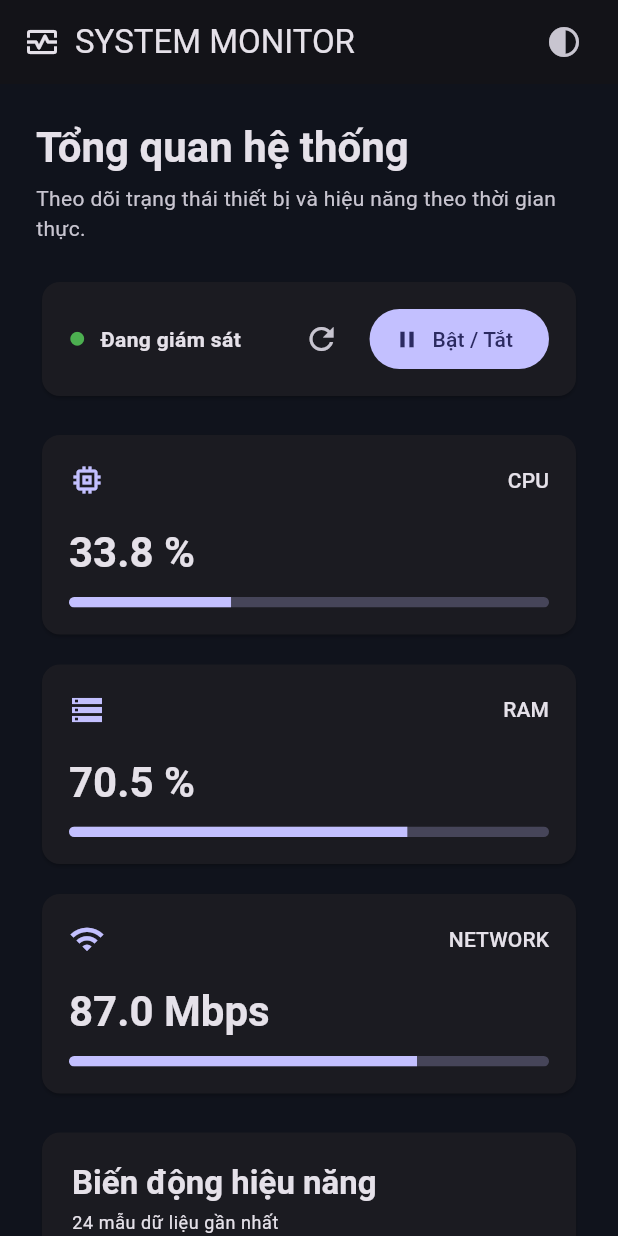
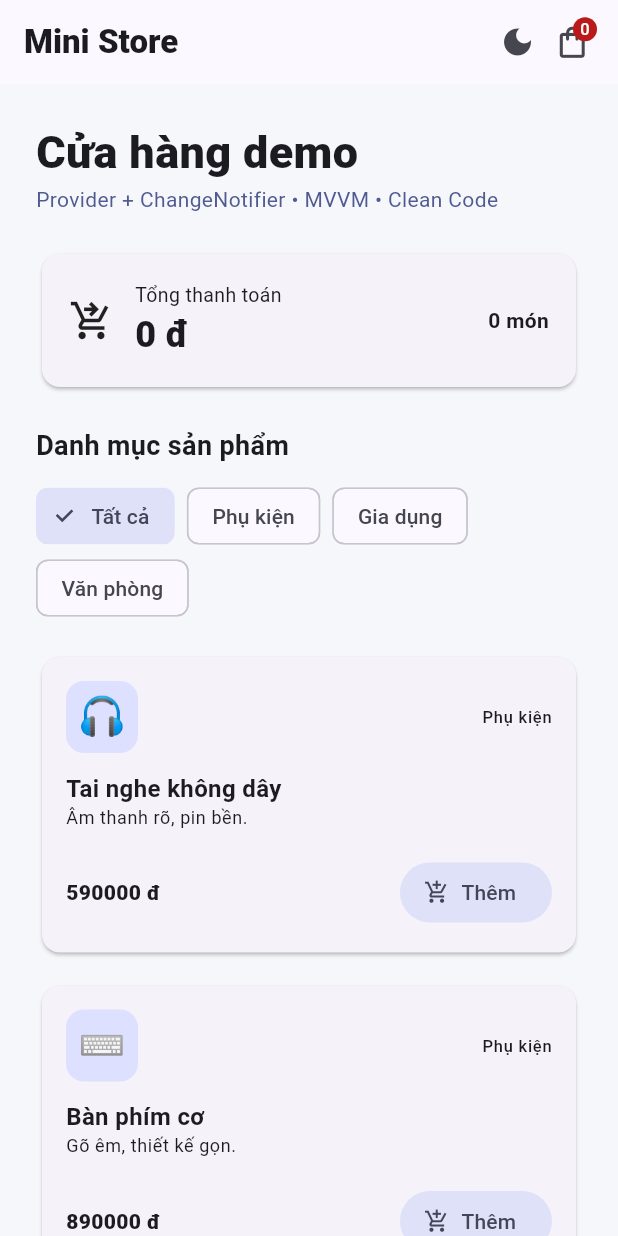
Before and after one commit to hoangnd675/Topic-12-Week-14, a Flutter app: the screen it shows after launch, on a phone screen of 412 x 824 dp. Run offline on Flutter 3.47's test engine with Material 3 defaults, Android fonts, the phone set to English and light mode, and no system bars.

Commit message:
Rebuild Topic 12 as a minimal Provider e-commerce demo

```diff
--- /dev/null
+++ b/lib/data/repositories/product_repository.dart
@@ -0,0 +1,14 @@
+import '../../domain/models/product.dart';
+
+class ProductRepository {
+  const ProductRepository();
+
+  List<Product> getProducts() => const [
+    Product(id: 'p1', name: 'Tai nghe không dây', category: 'Phụ kiện', price: 590000, emoji: '🎧', description: 'Âm thanh rõ, pin bền.'),
+    Product(id: 'p2', name: 'Bàn phím cơ', category: 'Phụ kiện', price: 890000, emoji: '⌨️', description: 'Gõ êm, thiết kế gọn.'),
+    Product(id: 'p3', name: 'Chuột công thái học', category: 'Phụ kiện', price: 420000, emoji: '🖱️', description: 'Thoải mái khi làm việc.'),
+    Product(id: 'p4', name: 'Đèn bàn LED', category: 'Gia dụng', price: 350000, emoji: '💡', description: 'Ánh sáng dịu, tiết kiệm điện.'),
+    Product(id: 'p5', name: 'Bình giữ nhiệt', category: 'Gia dụng', price: 210000, emoji: '🥤', description: 'Giữ nóng và lạnh tiện lợi.'),
+    Product(id: 'p6', name: 'Sổ ghi chú', category: 'Văn phòng', price: 65000, emoji: '📒', description: 'Nhỏ gọn cho ý tưởng mỗi ngày.'),
+  ];
+}
--- /dev/null
+++ b/lib/domain/models/product.dart
@@ -0,0 +1,9 @@
+class Product {
+  const Product({required this.id, required this.name, required this.category, required this.price, required this.emoji, required this.description});
+  final String id;
+  final String name;
+  final String category;
+  final double price;
+  final String emoji;
+  final String description;
+}
--- a/lib/main.dart
+++ b/lib/main.dart
@@ -1,49 +1,31 @@
 import 'package:flutter/material.dart';
 import 'package:provider/provider.dart';
-
-import 'core/theme/app_theme.dart';
-import 'data/services/metrics_simulator_service.dart';
-import 'presentation/viewmodels/dashboard_view_model.dart';
+import 'presentation/viewmodels/cart_view_model.dart';
 import 'presentation/viewmodels/theme_view_model.dart';
-import 'presentation/views/dashboard_page.dart';
+import 'presentation/views/store_page.dart';
 
 void main() {
-  WidgetsFlutterBinding.ensureInitialized();
+  runApp(MultiProvider(
+    providers: [
+      ChangeNotifierProvider(create: (_) => CartViewModel()),
+      ChangeNotifierProvider(create: (_) => ThemeViewModel()),
+    ],
+    child: const Topic12App(),
+  ));
+}
 
-  runApp(
-    MultiProvider(
-      providers: [
-        ChangeNotifierProvider(
-          create: (_) => ThemeViewModel(),
-        ),
-        ChangeNotifierProvider(
-          create: (_) => DashboardViewModel(
-            simulator: MetricsSimulatorService(),
-          )..startMonitoring(),
-        ),
-      ],
-      child: const ProviderDemoApp(),
+class Topic12App extends StatelessWidget {
+  const Topic12App({super.key});
+
+  @override
+  Widget build(BuildContext context) => Consumer<ThemeViewModel>(
+    builder: (context, theme, _) => MaterialApp(
+      debugShowCheckedModeBanner: false,
+      title: 'Topic 12 - Provider',
+      theme: ThemeData(useMaterial3: true, colorScheme: ColorScheme.fromSeed(seedColor: const Color(0xFF5267D8)), scaffoldBackgroundColor: const Color(0xFFF6F7FB)),
+      darkTheme: ThemeData(useMaterial3: true, brightness: Brightness.dark, colorScheme: ColorScheme.fromSeed(seedColor: const Color(0xFF9AA8FF), brightness: Brightness.dark)),
+      themeMode: theme.isDark ? ThemeMode.dark : ThemeMode.light,
+      home: const StorePage(),
     ),
   );
 }
-
-class ProviderDemoApp extends StatelessWidget {
-  const ProviderDemoApp({super.key});
-
-  @override
-  Widget build(BuildContext context) {
-    return Selector<ThemeViewModel, ThemeMode>(
-      selector: (_, viewModel) => viewModel.themeMode,
-      builder: (context, themeMode, _) {
-        return MaterialApp(
-          debugShowCheckedModeBanner: false,
-          title: 'Provider Monitor',
-          theme: AppTheme.light,
-          darkTheme: AppTheme.dark,
-          themeMode: themeMode,
-          home: const DashboardPage(),
-        );
-      },
-    );
-  }
-}
--- /dev/null
+++ b/lib/presentation/viewmodels/cart_view_model.dart
@@ -0,0 +1,40 @@
+import 'package:flutter/foundation.dart';
+import '../../data/repositories/product_repository.dart';
+import '../../domain/models/product.dart';
+
+class CartViewModel extends ChangeNotifier {
+  CartViewModel({ProductRepository repository = const ProductRepository()}) : _products = repository.getProducts();
+  final List<Product> _products;
+  final Map<String, int> _quantities = {};
+  String _category = 'Tất cả';
+  List<Product> get products => List.unmodifiable(_products);
+  String get category => _category;
+  List<String> get categories => ['Tất cả', ...{..._products.map((p) => p.category)}];
+  List<Product> get visibleProducts => _category == 'Tất cả' ? products : _products.where((p) => p.category == _category).toList();
+  int get itemCount => _quantities.values.fold(0, (sum, value) => sum + value);
+  double get total => _products.fold(0, (sum, p) => sum + p.price * (_quantities[p.id] ?? 0));
+  int quantityFor(Product product) => _quantities[product.id] ?? 0;
+
+  void selectCategory(String value) {
+    if (_category == value) return;
+    _category = value;
+    notifyListeners();
+  }
+  void add(Product product) {
+    _quantities.update(product.id, (value) => value + 1, ifAbsent: () => 1);
+    notifyListeners();
+  }
+  void remove(Product product) {
+    final current = quantityFor(product);
+    if (current <= 1) {
+      _quantities.remove(product.id);
+    } else {
+      _quantities[product.id] = current - 1;
+    }
+    notifyListeners();
+  }
+  void clearCart() {
+    _quantities.clear();
+    notifyListeners();
+  }
+}
--- a/lib/presentation/viewmodels/theme_view_model.dart
+++ b/lib/presentation/viewmodels/theme_view_model.dart
@@ -1,13 +1,10 @@
-import 'package:flutter/material.dart';
+import 'package:flutter/foundation.dart';
 
 class ThemeViewModel extends ChangeNotifier {
-  ThemeMode _themeMode = ThemeMode.dark;
-
-  ThemeMode get themeMode => _themeMode;
-  bool get isDark => _themeMode == ThemeMode.dark;
-
+  bool _isDark = false;
+  bool get isDark => _isDark;
   void toggleTheme() {
-    _themeMode = isDark ? ThemeMode.light : ThemeMode.dark;
+    _isDark = !_isDark;
     notifyListeners();
   }
 }
--- /dev/null
+++ b/lib/presentation/views/store_page.dart
@@ -0,0 +1,138 @@
+import 'package:flutter/material.dart';
+import 'package:provider/provider.dart';
+import '../../domain/models/product.dart';
+import '../viewmodels/cart_view_model.dart';
+import '../viewmodels/theme_view_model.dart';
+import '../widgets/product_card.dart';
+
+class StorePage extends StatelessWidget {
+  const StorePage({super.key});
+  String money(double value) => value.toStringAsFixed(0) + ' đ';
+
+  @override
+  Widget build(BuildContext context) {
+    final cart = context.watch<CartViewModel>();
+    return Scaffold(
+      appBar: AppBar(
+        title: const Text('Mini Store', style: TextStyle(fontWeight: FontWeight.w800)),
+        actions: [
+          IconButton(
+            tooltip: 'Đổi giao diện',
+            onPressed: context.read<ThemeViewModel>().toggleTheme,
+            icon: Icon(context.watch<ThemeViewModel>().isDark ? Icons.light_mode : Icons.dark_mode),
+          ),
+          Padding(
+            padding: const EdgeInsets.only(right: 18),
+            child: Center(child: Selector<CartViewModel, int>(
+              selector: (_, model) => model.itemCount,
+              builder: (_, count, __) => Badge(label: Text('$count'), child: const Icon(Icons.shopping_bag_outlined, size: 25)),
+            )),
+          ),
+        ],
+      ),
+      body: Center(
+        child: ConstrainedBox(
+          constraints: const BoxConstraints(maxWidth: 1100),
+          child: ListView(
+            padding: const EdgeInsets.all(24),
+            children: [
+              const Text('Cửa hàng demo', style: TextStyle(fontSize: 30, fontWeight: FontWeight.w800)),
+              Text('Provider + ChangeNotifier • MVVM • Clean Code', style: TextStyle(color: Theme.of(context).colorScheme.primary)),
+              const SizedBox(height: 22),
+              _CartSummary(total: money(cart.total), count: cart.itemCount),
+              const SizedBox(height: 22),
+              const Text('Danh mục sản phẩm', style: TextStyle(fontSize: 18, fontWeight: FontWeight.bold)),
+              const SizedBox(height: 10),
+              Wrap(spacing: 8, children: cart.categories.map((category) => ChoiceChip(
+                label: Text(category), selected: cart.category == category,
+                onSelected: (_) => context.read<CartViewModel>().selectCategory(category),
+              )).toList()),
+              const SizedBox(height: 18),
+              LayoutBuilder(builder: (context, constraints) {
+                final columns = constraints.maxWidth >= 850 ? 3 : constraints.maxWidth >= 540 ? 2 : 1;
+                return GridView.builder(
+                  shrinkWrap: true, physics: const NeverScrollableScrollPhysics(),
+                  itemCount: cart.visibleProducts.length,
+                  gridDelegate: SliverGridDelegateWithFixedCrossAxisCount(crossAxisCount: columns, crossAxisSpacing: 14, mainAxisSpacing: 14, mainAxisExtent: 205),
+                  itemBuilder: (_, index) => ProductCard(product: cart.visibleProducts[index]),
+                );
+              }),
+              const SizedBox(height: 24),
+              _CartDetails(money: money),
+              const SizedBox(height: 16),
+              const _ConceptNote(),
+            ],
+          ),
+        ),
+      ),
+    );
+  }
+}
+
+class _CartSummary extends StatelessWidget {
+  const _CartSummary({required this.total, required this.count});
+  final String total;
+  final int count;
+  @override
+  Widget build(BuildContext context) => Card(child: Padding(
+    padding: const EdgeInsets.all(18),
+    child: Row(children: [
+      const Icon(Icons.shopping_cart_checkout, size: 30),
+      const SizedBox(width: 14),
+      Expanded(child: Column(crossAxisAlignment: CrossAxisAlignment.start, children: [
+        const Text('Tổng thanh toán', style: TextStyle(fontSize: 13)),
+        Text(total, style: const TextStyle(fontSize: 24, fontWeight: FontWeight.w800)),
+      ])),
+      Text('$count món', style: const TextStyle(fontWeight: FontWeight.w600)),
+    ]),
+  ));
+}
+
+class _CartDetails extends StatelessWidget {
+  const _CartDetails({required this.money});
+  final String Function(double) money;
+  @override
+  Widget build(BuildContext context) => Consumer<CartViewModel>(builder: (context, cart, _) {
+    final entries = cart.products.where((p) => cart.quantityFor(p) > 0).toList();
+    return Card(child: Padding(
+      padding: const EdgeInsets.all(18),
+      child: Column(crossAxisAlignment: CrossAxisAlignment.start, children: [
+        Row(children: [
+          const Expanded(child: Text('Giỏ hàng', style: TextStyle(fontSize: 18, fontWeight: FontWeight.bold))),
+          TextButton.icon(onPressed: cart.itemCount == 0 ? null : cart.clearCart, icon: const Icon(Icons.delete_outline), label: const Text('Xóa giỏ')),
+        ]),
+        if (entries.isEmpty)
+          const Padding(padding: EdgeInsets.symmetric(vertical: 14), child: Text('Chưa có sản phẩm. Hãy bấm “Thêm vào giỏ”.'))
+        else
+          ...entries.map((Product p) => ListTile(
+            contentPadding: EdgeInsets.zero, leading: Text(p.emoji, style: const TextStyle(fontSize: 25)),
+            title: Text(p.name),
+            subtitle: Text(cart.quantityFor(p).toString() + ' × ' + money(p.price)),
+            trailing: Text(money(p.price * cart.quantityFor(p)), style: const TextStyle(fontWeight: FontWeight.bold)),
+          )),
+        const Divider(),
+        Row(children: [
+          const Expanded(child: Text('Tổng cộng', style: TextStyle(fontWeight: FontWeight.bold))),
+          Text(money(cart.total), style: const TextStyle(fontSize: 20, fontWeight: FontWeight.w800)),
+        ]),
+      ]),
+    ));
+  });
+}
+
+class _ConceptNote extends StatelessWidget {
+  const _ConceptNote();
+  @override
+  Widget build(BuildContext context) => const Card(child: Padding(
+    padding: EdgeInsets.all(16),
+    child: Column(crossAxisAlignment: CrossAxisAlignment.start, children: [
+      Text('Điểm cần trình bày', style: TextStyle(fontWeight: FontWeight.bold)),
+      SizedBox(height: 8),
+      Text('• MultiProvider: đăng ký CartViewModel và ThemeViewModel.'),
+      Text('• ChangeNotifierProvider: cung cấp từng ViewModel.'),
+      Text('• Consumer: cập nhật khu vực giỏ hàng khi state thay đổi.'),
+      Text('• Selector: chỉ rebuild huy hiệu số lượng sản phẩm.'),
+      Text('• context.watch/read: lắng nghe state hoặc gọi action.'),
+    ]),
+  ));
+}
--- /dev/null
+++ b/lib/presentation/widgets/product_card.dart
@@ -0,0 +1,30 @@
+import 'package:flutter/material.dart';
+import 'package:provider/provider.dart';
+import '../../domain/models/product.dart';
+import '../viewmodels/cart_view_model.dart';
+
+class ProductCard extends StatelessWidget {
+  const ProductCard({super.key, required this.product});
+  final Product product;
+  @override
+  Widget build(BuildContext context) => Card(clipBehavior: Clip.antiAlias, child: Padding(
+    padding: const EdgeInsets.all(16),
+    child: Column(crossAxisAlignment: CrossAxisAlignment.start, children: [
+      Row(children: [
+        Container(width: 48, height: 48, alignment: Alignment.center,
+          decoration: BoxDecoration(color: Theme.of(context).colorScheme.primaryContainer, borderRadius: BorderRadius.circular(12)),
+          child: Text(product.emoji, style: const TextStyle(fontSize: 25))),
+        const Spacer(), Text(product.category, style: Theme.of(context).textTheme.labelSmall),
+      ]),
+      const SizedBox(height: 12),
+      Text(product.name, style: const TextStyle(fontWeight: FontWeight.bold, fontSize: 16)),
+      Text(product.description, maxLines: 1, overflow: TextOverflow.ellipsis, style: Theme.of(context).textTheme.bodySmall),
+      const Spacer(),
+      Row(children: [
+        Expanded(child: Text(product.price.toStringAsFixed(0) + ' đ', style: const TextStyle(fontWeight: FontWeight.w800))),
+        FilledButton.tonalIcon(onPressed: () => context.read<CartViewModel>().add(product),
+          icon: const Icon(Icons.add_shopping_cart, size: 17), label: const Text('Thêm')),
+      ]),
+    ]),
+  ));
+}
```
Also changed, not shown: pubspec.yaml (+4 -8 lines), vercel.json (added), 4 other files.
